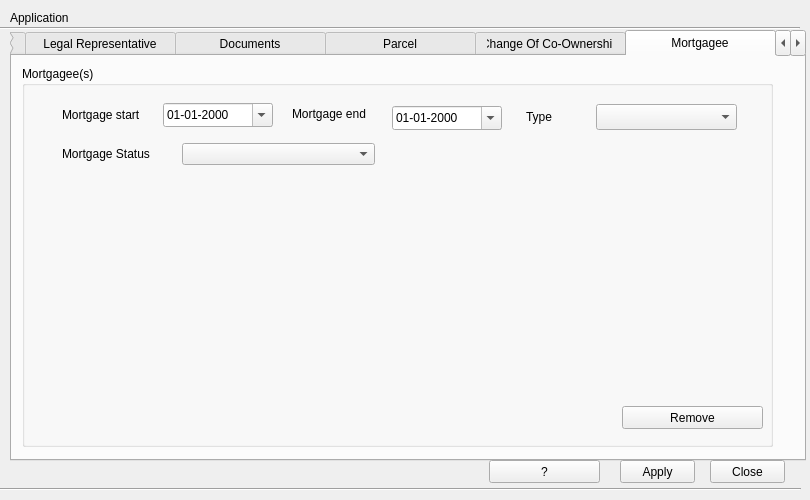
This is view/ApplicationsDialog.ui in teamlm2/lm2_mgis as Qt 5 draws it before an edit. The edited form follows.
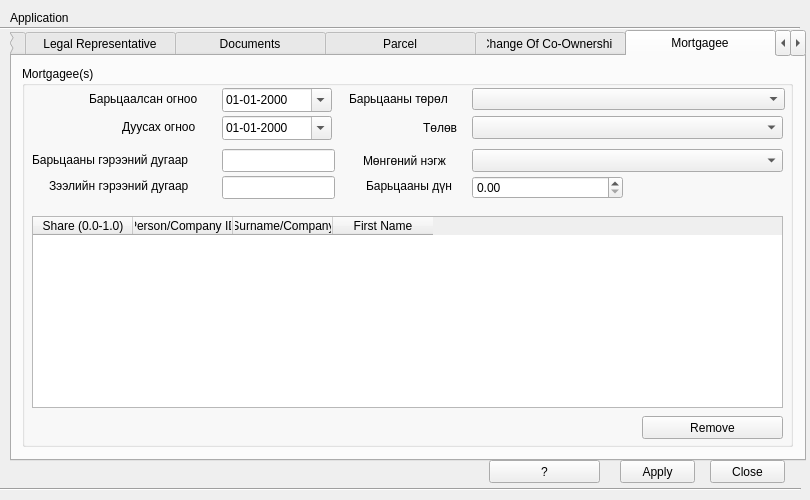
This is the edited form. The open tabs and pages were chosen to show the change. Icons and pictures are not drawn.

```diff
--- a/view/ApplicationsDialog.ui
+++ b/view/ApplicationsDialog.ui
@@ -1174,7 +1174,7 @@
       <rect>
        <x>10</x>
        <y>10</y>
-       <width>751</width>
+       <width>771</width>
        <height>381</height>
       </rect>
      </property>
@@ -1184,8 +1184,8 @@
      <widget class="QPushButton" name="mortgagee_remove_button">
       <property name="geometry">
        <rect>
-        <x>600</x>
-        <y>340</y>
+        <x>620</x>
+        <y>350</y>
         <width>141</width>
         <height>23</height>
        </rect>
@@ -1197,8 +1197,8 @@
      <widget class="QDateEdit" name="mortgage_start_date_edit">
       <property name="geometry">
        <rect>
-        <x>141</x>
-        <y>37</y>
+        <x>200</x>
+        <y>22</y>
         <width>110</width>
         <height>24</height>
        </rect>
@@ -1213,8 +1213,8 @@
      <widget class="QDateEdit" name="mortgage_end_date_edit">
       <property name="geometry">
        <rect>
-        <x>370</x>
-        <y>40</y>
+        <x>200</x>
+        <y>50</y>
         <width>110</width>
         <height>24</height>
        </rect>
@@ -1229,75 +1229,242 @@
      <widget class="QLabel" name="label_40">
       <property name="geometry">
        <rect>
-        <x>40</x>
-        <y>41</y>
-        <width>101</width>
-        <height>16</height>
+        <x>67</x>
+        <y>24</y>
+        <width>124</width>
+        <height>17</height>
        </rect>
       </property>
       <property name="text">
-       <string>Mortgage start</string>
+       <string>Барьцаалсан огноо</string>
       </property>
      </widget>
      <widget class="QLabel" name="label_41">
       <property name="geometry">
        <rect>
-        <x>270</x>
-        <y>40</y>
-        <width>101</width>
-        <height>16</height>
+        <x>100</x>
+        <y>52</y>
+        <width>90</width>
+        <height>17</height>
        </rect>
       </property>
       <property name="text">
-       <string>Mortgage end</string>
+       <string>Дуусах огноо</string>
       </property>
      </widget>
      <widget class="QComboBox" name="mortgage_type_cbox">
       <property name="geometry">
        <rect>
-        <x>574</x>
-        <y>38</y>
-        <width>141</width>
-        <height>26</height>
+        <x>450</x>
+        <y>22</y>
+        <width>313</width>
+        <height>22</height>
        </rect>
       </property>
      </widget>
      <widget class="QLabel" name="label_42">
       <property name="geometry">
        <rect>
-        <x>504</x>
-        <y>43</y>
-        <width>61</width>
-        <height>16</height>
+        <x>327</x>
+        <y>24</y>
+        <width>114</width>
+        <height>17</height>
        </rect>
       </property>
       <property name="text">
-       <string>Type</string>
+       <string>Барьцааны төрөл</string>
       </property>
      </widget>
      <widget class="QComboBox" name="mortgage_status_cbox">
       <property name="geometry">
        <rect>
-        <x>160</x>
-        <y>77</y>
-        <width>193</width>
-        <height>22</height>
+        <x>450</x>
+        <y>50</y>
+        <width>311</width>
+        <height>23</height>
        </rect>
       </property>
      </widget>
      <widget class="QLabel" name="label_46">
       <property name="geometry">
        <rect>
-        <x>40</x>
-        <y>80</y>
-        <width>94</width>
-        <height>16</height>
+        <x>401</x>
+        <y>53</y>
+        <width>39</width>
+        <height>17</height>
        </rect>
       </property>
       <property name="text">
-       <string>Mortgage Status</string>
+       <string>Төлөв</string>
       </property>
      </widget>
+     <widget class="QTableWidget" name="mortgage_twidget">
+      <property name="geometry">
+       <rect>
+        <x>10</x>
+        <y>150</y>
+        <width>751</width>
+        <height>192</height>
+       </rect>
+      </property>
+      <property name="acceptDrops">
+       <bool>true</bool>
+      </property>
+      <property name="dragEnabled">
+       <bool>true</bool>
+      </property>
+      <property name="dragDropMode">
+       <enum>QAbstractItemView::InternalMove</enum>
+      </property>
+      <property name="defaultDropAction">
+       <enum>Qt::MoveAction</enum>
+      </property>
+      <property name="sortingEnabled">
+       <bool>true</bool>
+      </property>
+      <attribute name="horizontalHeaderMinimumSectionSize">
+       <number>44</number>
+      </attribute>
+      <attribute name="verticalHeaderDefaultSectionSize">
+       <number>30</number>
+      </attribute>
+      <attribute name="verticalHeaderMinimumSectionSize">
+       <number>25</number>
+      </attribute>
+      <column>
+       <property name="text">
+        <string>Share (0.0-1.0)</string>
+       </property>
+      </column>
+      <column>
+       <property name="text">
+        <string>Person/Company ID</string>
+       </property>
+      </column>
+      <column>
+       <property name="text">
+        <string>Surname/Company</string>
+       </property>
+      </column>
+      <column>
+       <property name="text">
+        <string>First Name</string>
+       </property>
+      </column>
+     </widget>
+     <widget class="QLabel" name="label_35">
+      <property name="geometry">
+       <rect>
+        <x>27</x>
+        <y>111</y>
+        <width>164</width>
+        <height>17</height>
+       </rect>
+      </property>
+      <property name="text">
+       <string>Зээлийн гэрээний дугаар</string>
+      </property>
+     </widget>
+     <widget class="QLineEdit" name="mortgage_contract_no_edit">
+      <property name="geometry">
+       <rect>
+        <x>200</x>
+        <y>83</y>
+        <width>113</width>
+        <height>23</height>
+       </rect>
+      </property>
+     </widget>
+     <widget class="QLabel" name="label_6">
+      <property name="geometry">
+       <rect>
+        <x>10</x>
+        <y>85</y>
+        <width>181</width>
+        <height>17</height>
+       </rect>
+      </property>
+      <property name="text">
+       <string>Барьцааны гэрээний дугаар</string>
+      </property>
+     </widget>
+     <widget class="QLineEdit" name="loan_contract_no_edit">
+      <property name="geometry">
+       <rect>
+        <x>200</x>
+        <y>110</y>
+        <width>113</width>
+        <height>23</height>
+       </rect>
+      </property>
+     </widget>
+     <widget class="QLabel" name="label_48">
+      <property name="geometry">
+       <rect>
+        <x>341</x>
+        <y>86</y>
+        <width>99</width>
+        <height>17</height>
+       </rect>
+      </property>
+      <property name="text">
+       <string>Мөнгөний нэгж</string>
+      </property>
+     </widget>
+     <widget class="QComboBox" name="mortgage_unit_type_cbox">
+      <property name="geometry">
+       <rect>
+        <x>450</x>
+        <y>83</y>
+        <width>311</width>
+        <height>23</height>
+       </rect>
+      </property>
+     </widget>
+     <widget class="QLabel" name="label_36">
+      <property name="geometry">
+       <rect>
+        <x>344</x>
+        <y>111</y>
+        <width>97</width>
+        <height>17</height>
+       </rect>
+      </property>
+      <property name="text">
+       <string>Барьцааны дүн</string>
+      </property>
+     </widget>
+     <widget class="QDoubleSpinBox" name="mortgage_unit_value_sbox">
+      <property name="geometry">
+       <rect>
+        <x>450</x>
+        <y>110</y>
+        <width>151</width>
+        <height>23</height>
+       </rect>
+      </property>
+      <property name="maximum">
+       <double>999999999.000000000000000</double>
+      </property>
+     </widget>
+     <zorder>label_41</zorder>
+     <zorder>mortgagee_remove_button</zorder>
+     <zorder>mortgage_start_date_edit</zorder>
+     <zorder>mortgage_end_date_edit</zorder>
+     <zorder>label_40</zorder>
+     <zorder>mortgage_type_cbox</zorder>
+     <zorder>label_42</zorder>
+     <zorder>mortgage_status_cbox</zorder>
+     <zorder>label_46</zorder>
+     <zorder>mortgage_twidget</zorder>
+     <zorder>label_35</zorder>
+     <zorder>mortgage_contract_no_edit</zorder>
+     <zorder>label_6</zorder>
+     <zorder>loan_contract_no_edit</zorder>
+     <zorder>label_48</zorder>
+     <zorder>mortgage_unit_type_cbox</zorder>
+     <zorder>label_36</zorder>
+     <zorder>mortgage_unit_value_sbox</zorder>
     </widget>
    </widget>
    <widget class="QWidget" name="cancel_contract_tab">
```
Left out of the diff: 54 changed lines with no effect on the pictures.
